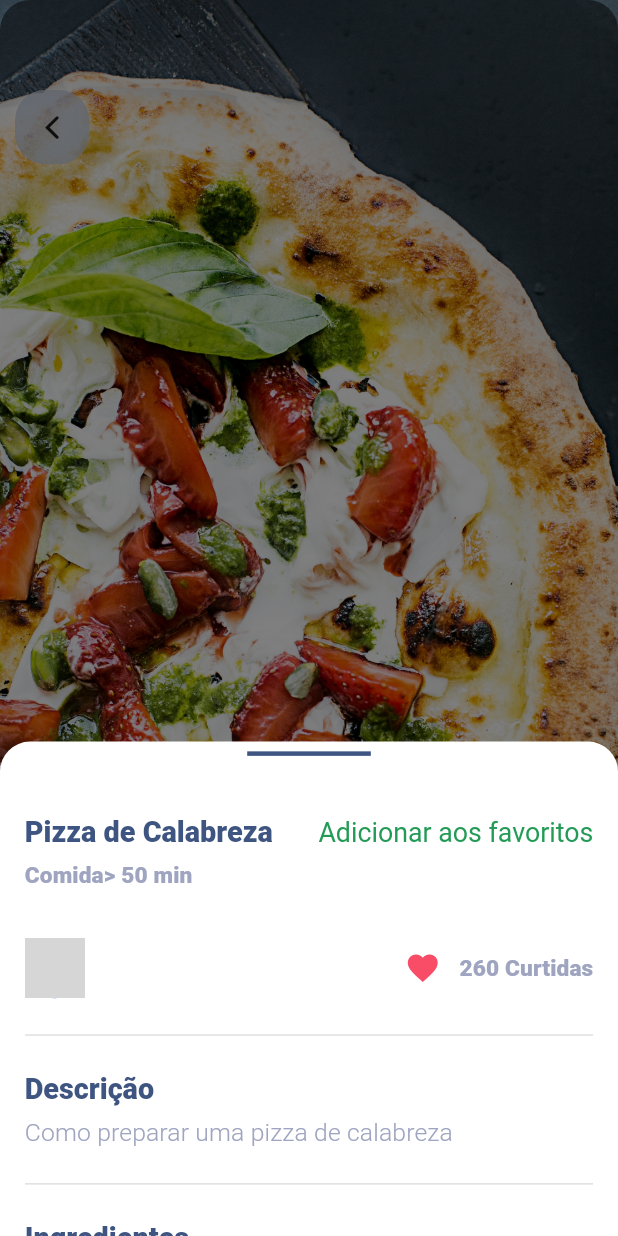
After one commit to GustavoOrelio/AppReceitas, a Flutter app: the DetalhesReceita screen opened directly with sample values from the repository, on a phone screen of 412 x 824 dp. The commit adds this screen. Run offline on Flutter 3.47's test engine with Material 2 defaults, Android fonts, the phone set to English and light mode, and no system bars; our stand-ins replace flutter_svg, google_fonts, sizer; grey boxes are pictures that could not be loaded.

Commit message:
Tela de detalhes das receitas

```diff
--- a/lib/constants.dart
+++ b/lib/constants.dart
@@ -21,6 +21,10 @@ final kSizedBox2 = SizedBox(
   height: 2.h,
 );
 
+const kDivider =  Divider(
+  thickness: 1.0,
+);
+
 final screensDefaultPadding = EdgeInsets.only(left: 4.w, right: 4.w);
 
 final kMyProfileGridDelegate = SliverGridDelegateWithFixedCrossAxisCount(
--- /dev/null
+++ b/lib/extensions/extension.dart
@@ -0,0 +1,9 @@
+extension StringCaseExtension on String {
+  String toCapitalized() =>
+      length > 0 ? '${this[0].toUpperCase()}${substring(1).toLowerCase()}' : ' ';
+
+  String toTitleCase() => replaceAll(RegExp(' +'), ' ')
+      .split(' ')
+      .map((str) => str.toCapitalized())
+      .join(' ');
+}
--- a/lib/main.dart
+++ b/lib/main.dart
@@ -5,6 +5,7 @@ import 'package:cardapio/telas/tela_de_login/tela_de_login.dart';
 import 'package:cardapio/telas/tela_esqueceu_senha/tela_esqueceu_senha.dart';
 import 'package:cardapio/telas/tela_menu/tela_menu.dart';
 import 'package:cardapio/telas/tela_nova_senha/tela_nova_senha.dart';
+import 'package:cardapio/telas/tela_perfil/detalhes_receita/detalhes_receita.dart';
 import 'package:cardapio/telas/tela_perfil/tela_perfil.dart';
 import 'package:cardapio/telas/tela_principal/tela_principal.dart';
 import 'package:flutter/material.dart';
@@ -67,7 +68,7 @@ class MyApp extends StatelessWidget {
                 fontWeight: FontWeight.w300,
                 color: kTextSecondaryColor,
                 fontSize:
-                    SizerUtil.deviceType == DeviceType.tablet ? 15.sp : 10.sp,
+                    SizerUtil.deviceType == DeviceType.tablet ? 15.sp : 12.sp,
               ),
               button: TextStyle(
                 letterSpacing: 0.5,
@@ -123,6 +124,7 @@ class MyApp extends StatelessWidget {
           TelaDeCadastro.routeName: (context) => TelaDeCadastro(),
           TelaMenu.routeName: (context) => TelaMenu(),
           TelaPerfil.routeName: (context) => TelaPerfil(),
+          DetalhesReceita.routeName: (context) => DetalhesReceita(),
         },
       );
     });
--- /dev/null
+++ b/lib/methods/text_capitalize.dart
@@ -0,0 +1,9 @@
+import 'package:cardapio/extensions/extension.dart';
+
+String getNewLineString(List<String> names, String emoji) {
+  StringBuffer sb = StringBuffer();
+  for (String line in names) {
+    sb.write("$emoji${"$line\n\n".toTitleCase()}");
+  }
+  return sb.toString();
+}
--- /dev/null
+++ b/lib/telas/tela_perfil/detalhes_receita/detalhes_receita.dart
@@ -0,0 +1,258 @@
+import 'package:cardapio/constants.dart';
+import 'package:cardapio/methods/text_capitalize.dart';
+import 'package:cardapio/telas/tela_perfil/model/perfil_model.dart';
+import 'package:flutter/cupertino.dart';
+import 'package:flutter/material.dart';
+import 'package:sizer/sizer.dart';
+
+class DetalhesReceita extends StatelessWidget {
+  DetalhesReceita({this.myProfileDetailModel, this.myRecipesItemModel});
+
+  static const String routeName = 'DetalhesReceita';
+
+  final MyProfileDetailModel? myProfileDetailModel;
+  final MyRecipesItemModel? myRecipesItemModel;
+
+  @override
+  Widget build(BuildContext context) {
+    return Scaffold(
+      body: Stack(
+        children: [
+          Container(
+            decoration: BoxDecoration(
+              image: DecorationImage(
+                  image: AssetImage(myRecipesItemModel!.img),
+                  fit: BoxFit.cover),
+            ),
+            child: Container(
+              width: 100.w,
+              height: 100.h,
+              decoration: BoxDecoration(
+                borderRadius: BorderRadius.circular(20),
+                color: Colors.black87.withOpacity(0.5),
+              ),
+              child: DraggableScrollableSheet(
+                maxChildSize: 0.7,
+                minChildSize: 0.2,
+                initialChildSize: 0.4,
+                builder:
+                    (BuildContext context, ScrollController scrollController) {
+                  return Container(
+                    padding: screensDefaultPadding,
+                    decoration: const BoxDecoration(
+                      color: kScaffoldColor,
+                      borderRadius: BorderRadius.only(
+                        topLeft: Radius.circular(20),
+                        topRight: Radius.circular(20),
+                      ),
+                    ),
+                    child: SingleChildScrollView(
+                      controller: scrollController,
+                      child: Column(
+                        children: [
+                          SizedBox(
+                            width: 20.w,
+                            child: const Divider(
+                              color: kTextPrimaryColor,
+                              thickness: 3.0,
+                            ),
+                          ),
+                          kSizedBox2,
+                          kSizedBox2,
+                          Column(
+                            crossAxisAlignment: CrossAxisAlignment.start,
+                            children: [
+                              Row(
+                                mainAxisAlignment:
+                                    MainAxisAlignment.spaceBetween,
+                                children: [
+                                  Text(
+                                    myRecipesItemModel!.nome,
+                                    textAlign: TextAlign.start,
+                                    maxLines: 2,
+                                    overflow: TextOverflow.ellipsis,
+                                    style:
+                                        Theme.of(context).textTheme.headline6,
+                                  ),
+                                  Text(
+                                    'Adicionar aos favoritos',
+                                    textAlign: TextAlign.start,
+                                    maxLines: 2,
+                                    overflow: TextOverflow.ellipsis,
+                                    style: Theme.of(context)
+                                        .textTheme
+                                        .subtitle1!
+                                        .copyWith(
+                                          color: kPrimaryColor,
+                                          fontWeight: FontWeight.w400,
+                                        ),
+                                  ),
+                                ],
+                              ),
+                              kSizedBox1,
+                              Row(
+                                children: [
+                                  Text(
+                                    myRecipesItemModel!.tipoComida,
+                                    textAlign: TextAlign.start,
+                                    maxLines: 2,
+                                    overflow: TextOverflow.ellipsis,
+                                    style: Theme.of(context)
+                                        .textTheme
+                                        .subtitle2!
+                                        .copyWith(
+                                            fontWeight: FontWeight.w900,
+                                            fontSize: 11.sp),
+                                  ),
+                                  Text(
+                                    myRecipesItemModel!.duracao,
+                                    textAlign: TextAlign.start,
+                                    maxLines: 2,
+                                    overflow: TextOverflow.ellipsis,
+                                    style: Theme.of(context)
+                                        .textTheme
+                                        .subtitle2!
+                                        .copyWith(
+                                            fontWeight: FontWeight.w900,
+                                            fontSize: 11.sp),
+                                  ),
+                                ],
+                              ),
+                              kSizedBox2,
+                              kSizedBox2,
+                              Row(
+                                mainAxisAlignment:
+                                    MainAxisAlignment.spaceBetween,
+                                children: [
+                                  Row(
+                                    children: [
+                                      CircleAvatar(
+                                        backgroundImage: AssetImage(
+                                            myProfileDetailModel!.minhaImagem),
+                                      ),
+                                      SizedBox(
+                                        width: 3.w,
+                                      ),
+                                      Text(
+                                        myProfileDetailModel!.meuNome,
+                                        style: Theme.of(context)
+                                            .textTheme
+                                            .subtitle2!
+                                            .copyWith(
+                                                color: kTextPrimaryColor,
+                                                fontWeight: FontWeight.w900,
+                                                fontSize: 11.sp),
+                                      ),
+                                    ],
+                                  ),
+                                  Row(
+                                    children: [
+                                      const Icon(
+                                        Icons.favorite,
+                                        color: kErrorBorderColor,
+                                      ),
+                                      SizedBox(
+                                        width: 3.w,
+                                      ),
+                                      Text(
+                                        "${myRecipesItemModel!.numeroCurtidas} Curtidas",
+                                        style: Theme.of(context)
+                                            .textTheme
+                                            .subtitle2!
+                                            .copyWith(
+                                                fontWeight: FontWeight.w900,
+                                                fontSize: 11.sp),
+                                      ),
+                                    ],
+                                  )
+                                ],
+                              ),
+                              kSizedBox2,
+                              kDivider,
+                              kSizedBox2,
+                              Text(
+                                'Descrição',
+                                style: Theme.of(context).textTheme.headline6,
+                              ),
+                              kSizedBox1,
+                              Text(
+                                myRecipesItemModel!.descricao,
+                                style: Theme.of(context).textTheme.subtitle2,
+                              ),
+                              kSizedBox2,
+                              kDivider,
+                              kSizedBox2,
+                              Text(
+                                'Ingredientes',
+                                style: Theme.of(context).textTheme.headline6,
+                              ),
+                              kSizedBox1,
+                              Text(
+                                getNewLineString(
+                                    myRecipesItemModel!.ingredientes.toList(),
+                                    '✅'),
+                                style: Theme.of(context)
+                                    .textTheme
+                                    .subtitle2!
+                                    .copyWith(
+                                        fontWeight: FontWeight.w700,
+                                        color: kTextPrimaryColor,
+                                        letterSpacing: 0.5),
+                              ),
+                              kSizedBox2,
+                              Text(
+                                'Modo de preparar',
+                                style: Theme.of(context).textTheme.headline6,
+                              ),
+                              kSizedBox1,
+                              Text(
+                                getNewLineString(
+                                    myRecipesItemModel!.etapasReceita.toList(),
+                                    '🔥'),
+                                style: Theme.of(context)
+                                    .textTheme
+                                    .subtitle2!
+                                    .copyWith(
+                                        fontWeight: FontWeight.w400,
+                                        color: kTextPrimaryColor,
+                                        letterSpacing: 0.5),
+                              ),
+                            ],
+                          ),
+                        ],
+                      ),
+                    ),
+                  );
+                },
+              ),
+            ),
+          ),
+          Positioned(
+            top: 60,
+            left: 10,
+            child: InkWell(
+              onTap: (){
+                Navigator.pop(context);
+              },
+              child: Container(
+                width: 12.w,
+                height: 6.h,
+                decoration: BoxDecoration(
+                  color: const Color(0xFF61666E).withOpacity(0.8),
+                  borderRadius: BorderRadius.circular(20),
+                  boxShadow: const [
+                    BoxShadow(
+                      color: Color(0x0fffffff),
+                      blurRadius: 4,
+                    ),
+                  ],
+                ),
+                child: const Icon(CupertinoIcons.back),
+              ),
+            ),
+          ),
+        ],
+      ),
+    );
+  }
+}
--- a/lib/telas/tela_perfil/model/perfil_model.dart
+++ b/lib/telas/tela_perfil/model/perfil_model.dart
@@ -31,42 +31,41 @@ List<MyRecipesItemModel> myRecipes = [
     "260",
     "Como preparar uma pizza de calabreza",
     [
-      "MASSA:"
-          "500 g de farinha de trigo"
-          "25 g de fermento para pão"
-          "1 copo de água"
-          "1 ovo"
-          "50 g de gordura"
-          "1 colher de sopa de fermento em pó"
-          "1 colher de café de sal"
-          "MOLHO:"
-          "300 g de tomate maduro"
-          "50 g de queijo parmesão ralado"
-          "Sal"
-          "Orégano"
-          "1 colher de sopa de azeite de oliva"
-          "COBERTURA:"
-          "300 g de linguiça calabresa defumada"
-          "Sem casca e em rodelas finas"
-          "2 cebolas em rodelas finas"
-          "1/2 xícara de chá azeitona preta sem caroço"
-          "1 colher de sopa de azeite de oliva"
-          "1 colher de café de orégano"
+      "MASSA:",
+      "500g de farinha de trigo",
+      "25g de fermento para pão",
+      "1 copo de água",
+      "1 ovo",
+      "50 g de gordura",
+      "1 colher de sopa de fermento em pó",
+      "1 colher de café de sal",
+      "MOLHO:",
+      "300g de tomate maduro",
+      "50g de queijo parmesão ralado",
+      "Sal",
+      "Orégano",
+      "1 colher de sopa de azeite de oliva",
+      "COBERTURA:",
+      "300 g de linguiça calabresa defumada sem casca e em rodelas finas",
+      "2 cebolas em rodelas finas",
+      "1/2 xícara de chá azeitona preta sem caroço",
+      "1 colher de sopa de azeite de oliva",
+      "1 colher de café de orégano",
     ],
     [
-      "MOLHO:"
-          "Bata o tomate no liquidificador com os demais ingredientes até formar uma mistura homogênea."
-          "MASSA:"
-          "Misture 50 g de farinha, fermento e um pouco de água."
-          "Deixe descansar por 20 minutos. Adicione os demais ingredientes e amasse até obter uma massa bem macia."
-          "Corte em 3 partes iguais, forme 3 bolas e cubra-as com um pano."
-          "Deixe descansar por 1 hora. Abra a massa com um rolo até obter 25 cm de diâmetro. Espalhe o molho de tomate por cima e leve para assar em forno pré-aquecido, a 180ºC, por 15 minutos."
-          "Retire e deixe esfriar."
-          "COBERTURA:"
-          "Espalhe a linguiça sobre o molho de tomate e cubra com a cebola."
-          "Decore com a azeitona e regue com azeite e orégano."
-          "Retorne ao forno por mais 10 minutos."
-          "Retire do forno e sirva imediatamente."
+      "MOLHO:",
+      "Bata o tomate no liquidificador com os demais ingredientes até formar uma mistura homogênea.",
+      "MASSA:",
+      "Misture 50 g de farinha, fermento e um pouco de água.",
+      "Deixe descansar por 20 minutos. Adicione os demais ingredientes e amasse até obter uma massa bem macia.",
+      "Corte em 3 partes iguais, forme 3 bolas e cubra-as com um pano.",
+      "Deixe descansar por 1 hora. Abra a massa com um rolo até obter 25 cm de diâmetro. Espalhe o molho de tomate por cima e leve para assar em forno pré-aquecido, a 180ºC, por 15 minutos.",
+      "Retire e deixe esfriar.",
+      "COBERTURA:",
+      "Espalhe a linguiça sobre o molho de tomate e cubra com a cebola.",
+      "Decore com a azeitona e regue com azeite e orégano.",
+      "Retorne ao forno por mais 10 minutos.",
+      "Retire do forno e sirva imediatamente.",
     ],
     false,
   ),
@@ -79,21 +78,21 @@ List<MyRecipesItemModel> myRecipes = [
       "Como fazer um delicioso macarrão a carbonara",
       [
         "bacon picado a gosto"
-        "queijo ralado a gosto"
-        "3 ovos"
-        "sal"
-        "pimenta-do-reino a gosto"
-        "macarrão de sua escolha (espaguete, fusili,etc.)"
-        "creme de leite se quiser dar um toque diferente à receita"
+            "queijo ralado a gosto",
+        "3 ovos",
+        "sal",
+        "pimenta-do-reino a gosto",
+        "macarrão de sua escolha (espaguete, fusili,etc.)",
+        "creme de leite se quiser dar um toque diferente à receita",
       ],
       [
-        "Frite bem o bacon, até ficar crocante (pode-se adicionar salame picado)."
-        "Coloque o macarrão para cozinhar em água e sal."
-        "No refratário onde será servido o macarrão, bata bem os ovos com um garfo."
-        "Tempere com sal e pimenta a gosto, e junte o queijo ralado, também a gosto."
-        "Quando o macarrão estiver pronto, escorra e coloque (bem quente) sobre a mistura de ovos, misture bem."
-        "O calor da massa cozinha os ovos."
-        "Coloque o bacon, ainda quente, sobre o macarrão e sirva."
+        "Frite bem o bacon, até ficar crocante (pode-se adicionar salame picado).",
+        "Coloque o macarrão para cozinhar em água e sal.",
+        "No refratário onde será servido o macarrão, bata bem os ovos com um garfo.",
+        "Tempere com sal e pimenta a gosto, e junte o queijo ralado, também a gosto.",
+        "Quando o macarrão estiver pronto, escorra e coloque (bem quente) sobre a mistura de ovos, misture bem.",
+        "O calor da massa cozinha os ovos.",
+        "Coloque o bacon, ainda quente, sobre o macarrão e sirva.",
       ],
       true)
 ];
--- a/lib/telas/tela_perfil/tela_perfil.dart
+++ b/lib/telas/tela_perfil/tela_perfil.dart
@@ -1,5 +1,6 @@
 import 'package:cardapio/constants.dart';
 import 'package:cardapio/telas/tela_perfil/components/componente_perfil.dart';
+import 'package:cardapio/telas/tela_perfil/detalhes_receita/detalhes_receita.dart';
 import 'package:cardapio/telas/tela_perfil/model/perfil_model.dart';
 import 'package:cardapio/widgets_globais/custom_grids.dart';
 import 'package:flutter/cupertino.dart';
@@ -135,6 +136,15 @@ class _TelaPerfilState extends State<TelaPerfil> {
         return ProfileGridWidget(
             onPress: () {
               //Vizualizar os detalhes da receita;
+              Navigator.push(
+                context,
+                MaterialPageRoute(
+                  builder: (context) => DetalhesReceita(
+                    myProfileDetailModel: myProfileDetailModel,
+                    myRecipesItemModel: myRecipes[index],
+                  ),
+                ),
+              );
             },
             favIcon: myRecipes[index].favoritos
                 ? Icons.favorite
```
